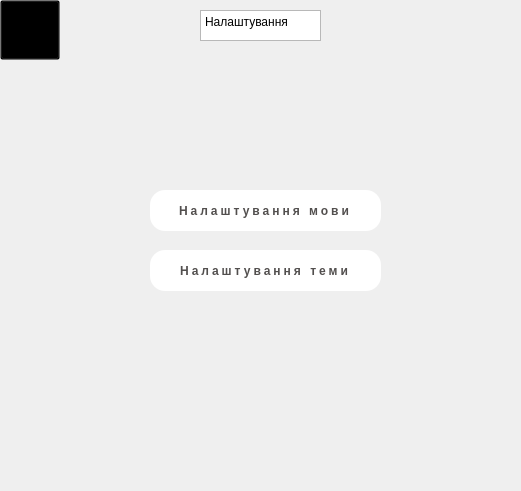
Before: the Qt Designer form settings.ui in Barsh4ec/Authorization, drawn with Qt 5.
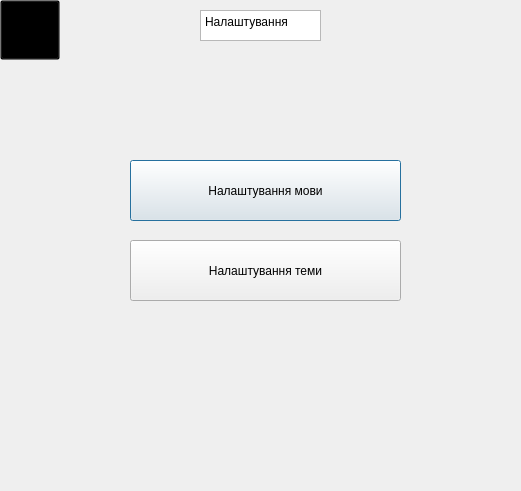
After: the same form once the commit is applied. Icons and pictures are not drawn.

```diff
--- a/settings.ui
+++ b/settings.ui
@@ -17,34 +17,13 @@
    <property name="geometry">
     <rect>
      <x>130</x>
-     <y>180</y>
+     <y>160</y>
      <width>271</width>
      <height>61</height>
     </rect>
    </property>
    <property name="styleSheet">
-    <string notr="true">QPushButton {
-border-radius: 10px;
-  text-decoration: none;
-  width: 140px;
-  height: 45px;
-  line-height: 45px;
-  border-radius: 45px;
-  margin: 10px 20px;
-  text-transform: uppercase;
-  text-align: center;
-  letter-spacing: 3px;
-  font-weight: 600;
-  color: #524f4e;
-  background: white;
-border-radius: 15px;
-}
-QPushButton:hover {
-border-radius: 10px;
-  background: #2EE59D;
-
-  color: white;
-}</string>
+    <string notr="true"/>
    </property>
    <property name="text">
     <string>Налаштування мови</string>
@@ -77,28 +56,7 @@
     </rect>
    </property>
    <property name="styleSheet">
-    <string notr="true">QPushButton {
-border-radius: 10px;
-  text-decoration: none;
-  width: 140px;
-  height: 45px;
-  line-height: 45px;
-  border-radius: 45px;
-  margin: 10px 20px;
-  text-transform: uppercase;
-  text-align: center;
-  letter-spacing: 3px;
-  font-weight: 600;
-  color: #524f4e;
-  background: white;
-border-radius: 15px;
-}
-QPushButton:hover {
-border-radius: 10px;
-  background: #2EE59D;
-
-  color: white;
-}</string>
+    <string notr="true"/>
    </property>
    <property name="text">
     <string>Налаштування теми</string>
```
